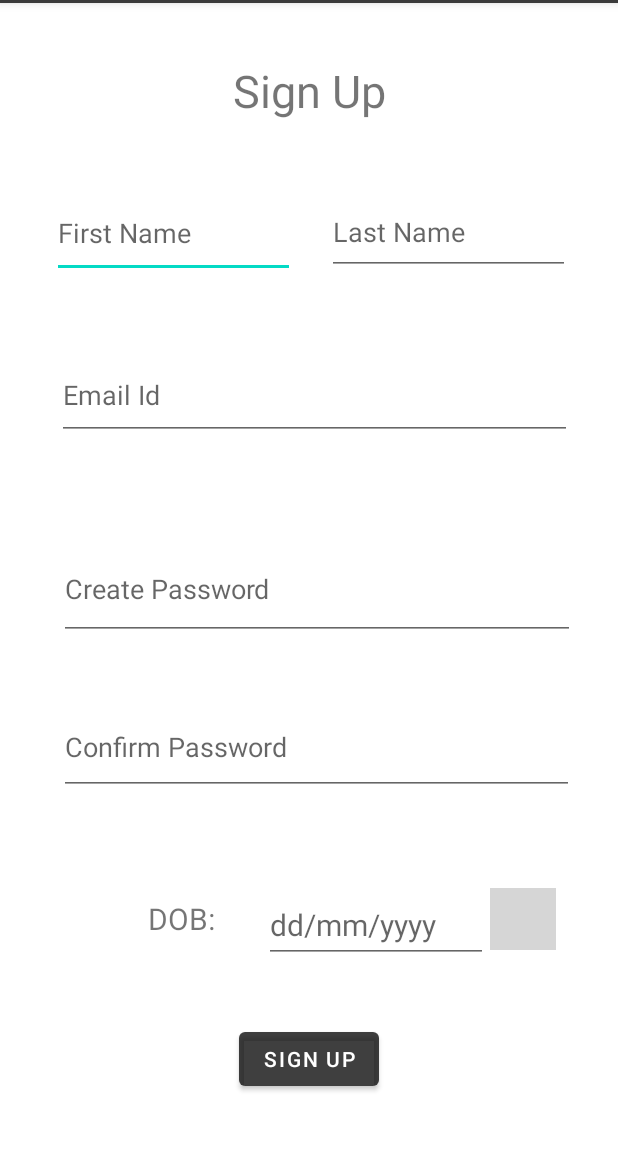
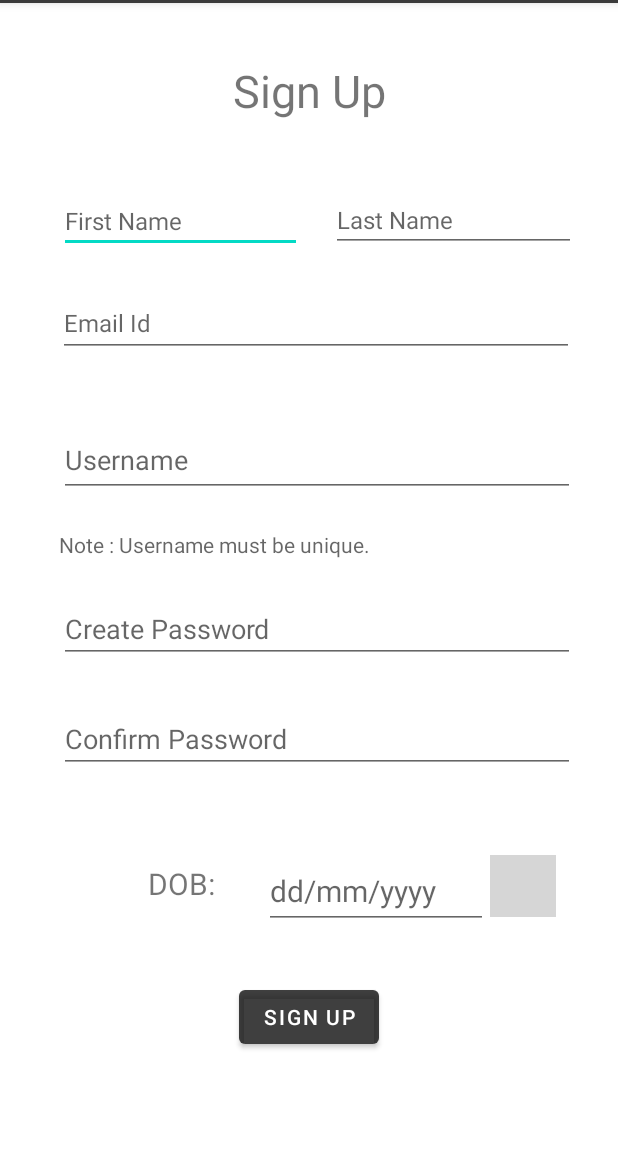
Before and after one commit to PulkitAsri/Trell_app, an Android app: the SignUpActivity screen opened directly, with no data from a screen before it, on a phone screen of 412 x 824 dp, the part 81-1232 px from its top. Run offline under Robolectric (Android 15) with nearby library versions, the light colour scheme and no system bars; our stand-ins replace Firebase (no records; nobody signed in at launch, a user with empty details on screens opened directly); 1 statement that could not run was skipped; grey boxes are pictures that could not be loaded.

Commit message:
Added Username field to SignUp

```diff
--- a/app/src/main/java/com/example/trell_app/SignUpActivity.java
+++ b/app/src/main/java/com/example/trell_app/SignUpActivity.java
@@ -32,7 +32,7 @@ public class SignUpActivity extends AppCompatActivity {
     EditText dateTXT;
     ImageView cal;
     private Button mSignUpButton;
-    EditText mFirstName, mLastName, mEmail, mPassword, mConfirmPassword;
+    EditText mFirstName, mLastName, mEmail, mUsername, mPassword, mConfirmPassword;
     private FirebaseAuth mAuth;
     private FirebaseAuth.AuthStateListener firebaseAuthStateListner;
     private int mDate, mMonth, mYear;
@@ -48,6 +48,7 @@ public class SignUpActivity extends AppCompatActivity {
         cal = findViewById(R.id.datepicker);
         mFirstName=findViewById(R.id.signupFirstnameEditText);
         mLastName=findViewById(R.id.signupLastnameEditText);
+        mUsername=findViewById(R.id.signupUsernameEditText);
         mPassword=findViewById(R.id.signupPasswordEditText);
         mConfirmPassword= findViewById(R.id.signupConfirmPasswordEditText);
 
@@ -114,8 +115,9 @@ public class SignUpActivity extends AppCompatActivity {
         String lastname=mLastName.getText().toString();
         String password=mPassword.getText().toString();
         String confirmpassword= mConfirmPassword.getText().toString();
+        String username=mUsername.getText().toString();
 
-        if(!firstname.equals("") && !lastname.equals("") && !password.equals("") && password.equals(confirmpassword)) {
+        if(!firstname.equals("") && !lastname.equals("") && !password.equals("") && !username.equals("") && password.equals(confirmpassword)) {
             Log.i("herhehhehe", email + "/" + password);
             mAuth.createUserWithEmailAndPassword(email, password).addOnCompleteListener(this, new OnCompleteListener<AuthResult>() {
                 @Override
--- a/app/src/main/res/layout/activity_sign_up.xml
+++ b/app/src/main/res/layout/activity_sign_up.xml
@@ -9,36 +9,28 @@
     <EditText
         android:id="@+id/signupFirstnameEditText"
         android:layout_width="162dp"
-        android:layout_height="59dp"
+        android:layout_height="wrap_content"
         android:layout_marginTop="124dp"
         android:hint="First Name"
+        android:textSize="16sp"
         app:layout_constraintEnd_toEndOf="parent"
-        app:layout_constraintHorizontal_bias="0.139"
+        app:layout_constraintHorizontal_bias="0.156"
         app:layout_constraintStart_toStartOf="parent"
         app:layout_constraintTop_toTopOf="parent" />
 
     <EditText
         android:id="@+id/signupLastnameEditText"
-        android:layout_width="162dp"
-        android:layout_height="57dp"
+        android:layout_width="163dp"
+        android:layout_height="42dp"
         android:layout_marginTop="124dp"
         android:hint="Last Name"
+        android:textSize="16sp"
         app:layout_constraintEnd_toEndOf="parent"
-        app:layout_constraintHorizontal_bias="0.403"
+        app:layout_constraintHorizontal_bias="0.404"
         app:layout_constraintStart_toEndOf="@+id/signupFirstnameEditText"
-        app:layout_constraintTop_toTopOf="parent" />
+        app:layout_constraintTop_toTopOf="parent" /><![CDATA[
 
-    <EditText
-        android:id="@+id/signupEmailEditText"
-        android:layout_width="343dp"
-        android:layout_height="60dp"
-        android:layout_marginTop="48dp"
-        android:hint="Email Id"
-        android:inputType="textEmailAddress"
-        app:layout_constraintEnd_toEndOf="parent"
-        app:layout_constraintHorizontal_bias="0.557"
-        app:layout_constraintStart_toStartOf="parent"
-        app:layout_constraintTop_toBottomOf="@+id/signupFirstnameEditText" /><![CDATA[
+
 
 
 
@@ -89,33 +81,73 @@
 
 
 
+
+
+
     ]]>
+
+    <EditText
+        android:id="@+id/signupEmailEditText"
+        android:layout_width="344dp"
+        android:layout_height="45dp"
+        android:layout_marginTop="24dp"
+        android:hint="Email Id"
+        android:inputType="textEmailAddress"
+        android:textSize="16sp"
+        app:layout_constraintEnd_toEndOf="parent"
+        app:layout_constraintHorizontal_bias="0.567"
+        app:layout_constraintStart_toStartOf="parent"
+        app:layout_constraintTop_toBottomOf="@+id/signupFirstnameEditText" />
+
+    <EditText
+        android:id="@+id/signupUsernameEditText"
+        android:layout_width="344dp"
+        android:layout_height="49dp"
+        android:hint="Username"
+        app:layout_constraintBottom_toTopOf="@+id/signupPasswordEditText"
+        app:layout_constraintEnd_toEndOf="parent"
+        app:layout_constraintHorizontal_bias="0.582"
+        app:layout_constraintStart_toStartOf="parent"
+        app:layout_constraintTop_toBottomOf="@+id/signupEmailEditText"
+        app:layout_constraintVertical_bias="0.4" />
+
+    <TextView
+        android:id="@+id/textView4"
+        android:layout_width="344dp"
+        android:layout_height="0dp"
+        android:layout_marginBottom="24dp"
+        android:hint="Note : Username must be unique."
+        android:textSize="14sp"
+        app:layout_constraintBottom_toTopOf="@+id/signupPasswordEditText"
+        app:layout_constraintEnd_toEndOf="parent"
+        app:layout_constraintHorizontal_bias="0.582"
+        app:layout_constraintStart_toStartOf="parent" />
+
+
 
     <EditText
         android:id="@+id/signupPasswordEditText"
         android:layout_width="344dp"
-        android:layout_height="67dp"
-        android:layout_marginBottom="316dp"
+        android:layout_height="wrap_content"
+        android:layout_marginBottom="328dp"
         android:hint="Create Password"
         android:inputType="textVisiblePassword"
         android:password="true"
         app:layout_constraintBottom_toBottomOf="parent"
         app:layout_constraintEnd_toEndOf="parent"
-        app:layout_constraintHorizontal_bias="0.581"
-        app:layout_constraintStart_toStartOf="parent"
-        app:layout_constraintTop_toBottomOf="@+id/signupEmailEditText"
-        app:layout_constraintVertical_bias="0.706" />
+        app:layout_constraintHorizontal_bias="0.582"
+        app:layout_constraintStart_toStartOf="parent" />
 
     <EditText
         android:id="@+id/signupConfirmPasswordEditText"
-        android:layout_width="343dp"
-        android:layout_height="63dp"
-        android:layout_marginTop="40dp"
+        android:layout_width="344dp"
+        android:layout_height="wrap_content"
+        android:layout_marginTop="28dp"
         android:hint="Confirm Password"
         android:inputType="textVisiblePassword"
         android:password="true"
         app:layout_constraintEnd_toEndOf="parent"
-        app:layout_constraintHorizontal_bias="0.571"
+        app:layout_constraintHorizontal_bias="0.582"
         app:layout_constraintStart_toStartOf="parent"
         app:layout_constraintTop_toBottomOf="@+id/signupPasswordEditText" />
 
@@ -150,7 +182,7 @@
         android:id="@+id/signupButton"
         android:layout_width="wrap_content"
         android:layout_height="wrap_content"
-        android:layout_marginBottom="40dp"
+        android:layout_marginBottom="68dp"
         android:text="Sign Up"
         app:layout_constraintBottom_toBottomOf="parent"
         app:layout_constraintEnd_toEndOf="parent"
@@ -184,4 +216,5 @@
         app:layout_constraintStart_toStartOf="parent"
         app:layout_constraintTop_toTopOf="parent" />
 
+
 </androidx.constraintlayout.widget.ConstraintLayout>
```
